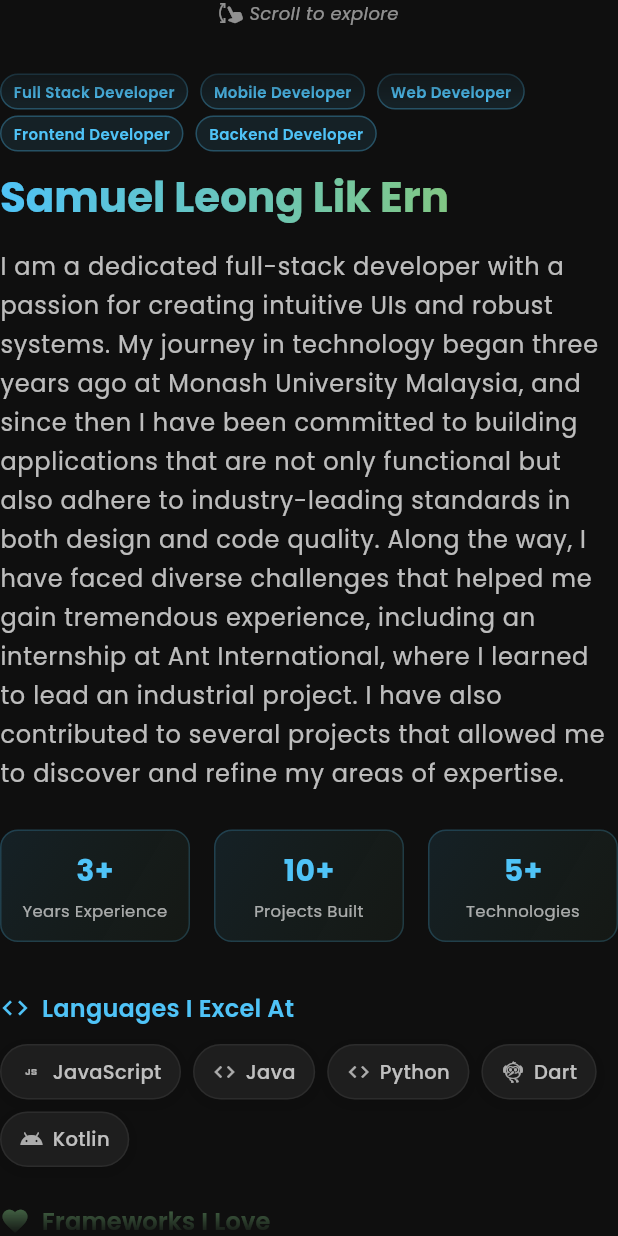
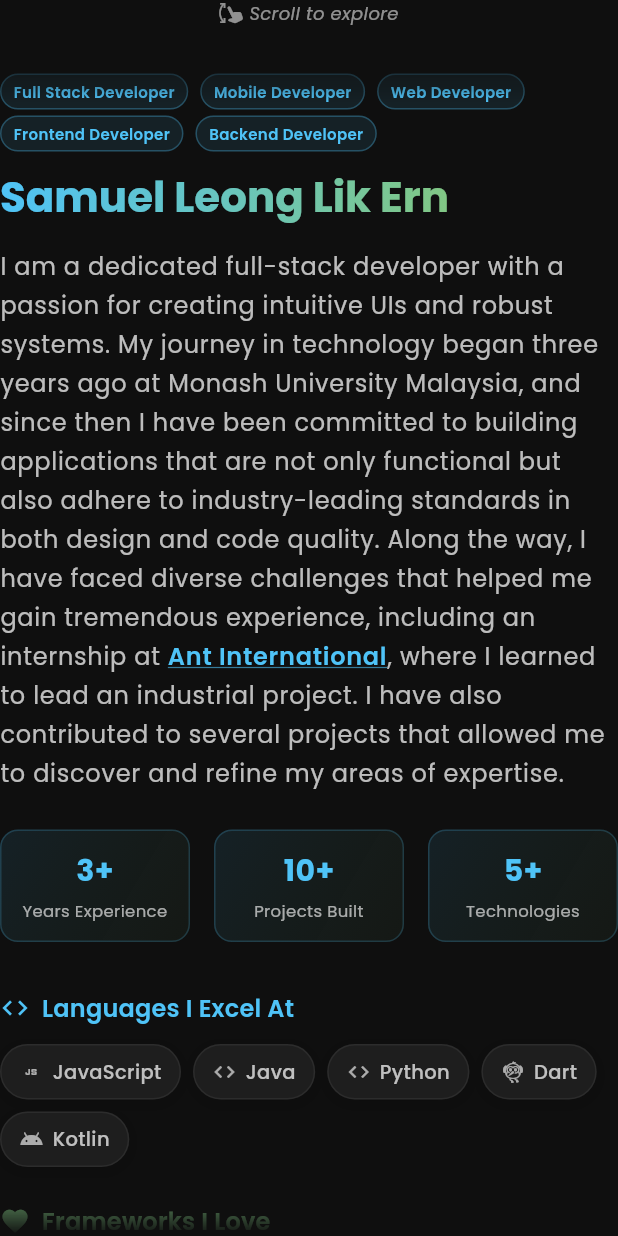
Before and after one commit to LiERN04/my_portfolio, a Flutter app: the AboutMeTab widget shown alone on an empty page, opened directly, on a phone screen of 412 x 824 dp. Run offline on Flutter 3.47's test engine with Material 3 defaults, Android fonts, the phone set to English and light mode, and no system bars; our stand-ins replace flutter_animate, flutter_riverpod, flutter_svg, go_router, google_fonts, responsive_framework; missing offline and left inert: dart:html.

Commit message:
added link to ant int

```diff
--- a/lib/widgets/components/clickable_description_text.dart
+++ b/lib/widgets/components/clickable_description_text.dart
@@ -3,6 +3,8 @@ import 'package:flutter/gestures.dart';
 import 'package:go_router/go_router.dart';
 import 'package:portfolio/data/project_data.dart';
 import 'package:portfolio/data/constants/project_titles.dart';
+import 'package:portfolio/data/personal_data.dart';
+import 'package:portfolio/screens/experience_detail_screen.dart';
 
 class ClickableDescriptionText extends StatelessWidget {
   final String description;
@@ -18,6 +20,83 @@ class ClickableDescriptionText extends StatelessWidget {
   Widget build(BuildContext context) {
     final colorScheme = Theme.of(context).colorScheme;
 
+    // Check for clickable patterns
+    final hasNutriCoach = description.contains('(NutriCoach)');
+    final hasAntInternational = description.contains('Ant International');
+
+    // If no clickable content, return normal text
+    if (!hasNutriCoach && !hasAntInternational) {
+      return Text(description, style: textStyle);
+    }
+
+    // Build rich text with clickable elements
+    return _buildClickableRichText(context, colorScheme);
+  }
+
+  Widget _buildClickableRichText(
+    BuildContext context,
+    ColorScheme colorScheme,
+  ) {
+    List<TextSpan> spans = [];
+    String remainingText = description;
+
+    while (remainingText.isNotEmpty) {
+      int nutriCoachIndex = remainingText.indexOf('(NutriCoach)');
+      int antInternationalIndex = remainingText.indexOf('Ant International');
+
+      // Find which pattern comes first
+      int nextPatternIndex = -1;
+      String? pattern;
+
+      if (nutriCoachIndex != -1 &&
+          (antInternationalIndex == -1 ||
+              nutriCoachIndex < antInternationalIndex)) {
+        nextPatternIndex = nutriCoachIndex;
+        pattern = '(NutriCoach)';
+      } else if (antInternationalIndex != -1) {
+        nextPatternIndex = antInternationalIndex;
+        pattern = 'Ant International';
+      }
+
+      if (nextPatternIndex == -1) {
+        // No more patterns, add remaining text
+        spans.add(TextSpan(text: remainingText, style: textStyle));
+        break;
+      }
+
+      // Add text before the pattern
+      if (nextPatternIndex > 0) {
+        String beforeText = remainingText.substring(0, nextPatternIndex);
+        if (pattern == '(NutriCoach)') {
+          spans.add(TextSpan(text: beforeText + '(', style: textStyle));
+        } else {
+          spans.add(TextSpan(text: beforeText, style: textStyle));
+        }
+      } else if (pattern == '(NutriCoach)') {
+        spans.add(TextSpan(text: '(', style: textStyle));
+      }
+
+      // Add the clickable pattern
+      if (pattern == '(NutriCoach)') {
+        spans.add(_buildNutriCoachSpan(context, colorScheme));
+        remainingText = remainingText.substring(
+          nextPatternIndex + pattern!.length,
+        );
+        spans.add(TextSpan(text: ')', style: textStyle));
+      } else if (pattern == 'Ant International') {
+        spans.add(_buildAntInternationalSpan(context, colorScheme));
+        remainingText = remainingText.substring(
+          nextPatternIndex + pattern!.length,
+        );
+      }
+    }
+
+    return RichText(
+      text: TextSpan(style: textStyle, children: spans),
+    );
+  }
+
+  TextSpan _buildNutriCoachSpan(BuildContext context, ColorScheme colorScheme) {
     // Find NutriCoach project index
     final allProjects = ProjectData.categories
         .expand((category) => category.projects)
@@ -26,20 +105,7 @@ class ClickableDescriptionText extends StatelessWidget {
       (project) => project.title == ProjectTitles.nutricoachHealthApp,
     );
 
-    // Split text to make NutriCoach clickable
-    final parts = description.split('(NutriCoach)');
-
-    if (parts.length != 2 || nutricoachIndex == -1) {
-      // If NutriCoach not found, return normal text
-      return Text(description, style: textStyle);
-    }
-
-    return RichText(
-      text: TextSpan(
-        style: textStyle,
-        children: [
-          TextSpan(text: parts[0] + '('),
-          TextSpan(
+    return TextSpan(
       text: 'NutriCoach',
       style: (textStyle ?? const TextStyle()).copyWith(
         color: colorScheme.primary,
@@ -49,12 +115,54 @@ class ClickableDescriptionText extends StatelessWidget {
       ),
       recognizer: TapGestureRecognizer()
         ..onTap = () {
+          if (nutricoachIndex != -1) {
             context.push('/project/$nutricoachIndex');
+          }
         },
+    );
+  }
+
+  TextSpan _buildAntInternationalSpan(
+    BuildContext context,
+    ColorScheme colorScheme,
+  ) {
+    return TextSpan(
+      text: 'Ant International',
+      style: (textStyle ?? const TextStyle()).copyWith(
+        color: colorScheme.primary,
+        fontWeight: FontWeight.w600,
+        decoration: TextDecoration.underline,
+        decorationColor: colorScheme.primary.withValues(alpha: 0.6),
       ),
-          TextSpan(text: ')' + parts[1]),
-        ],
+      recognizer: TapGestureRecognizer()
+        ..onTap = () {
+          _navigateToAntExperience(context);
+        },
+    );
+  }
+
+  void _navigateToAntExperience(BuildContext context) {
+    try {
+      // Find Ant International experience
+      final antExperience = PersonalData.experiences.firstWhere(
+        (exp) => exp.company == 'Ant International',
+      );
+
+      // Navigate to experience detail screen
+      Navigator.of(context).push(
+        MaterialPageRoute(
+          builder: (context) =>
+              ExperienceDetailScreen(experience: antExperience),
+        ),
+      );
+    } catch (e) {
+      // Fallback: Show snackbar if experience not found
+      ScaffoldMessenger.of(context).showSnackBar(
+        const SnackBar(
+          content: Text('Ant International experience details coming soon!'),
+          duration: Duration(seconds: 2),
         ),
       );
     }
   }
+}
--- a/lib/widgets/tabs/about_me_tab.dart
+++ b/lib/widgets/tabs/about_me_tab.dart
@@ -1,6 +1,7 @@
 import 'package:flutter/material.dart';
 import 'package:responsive_framework/responsive_framework.dart';
 import 'package:portfolio/data/models/about_me_model.dart';
+import '../components/clickable_description_text.dart';
 
 class AboutMeTab extends StatefulWidget {
   const AboutMeTab({super.key});
@@ -178,17 +179,15 @@ class _AboutMeTabState extends State<AboutMeTab> with TickerProviderStateMixin {
                           const SizedBox(height: 16),
                           FadeTransition(
                             opacity: _fadeAnimation,
-                            child: Text(
-                              AboutMeData.data.description,
-                              style: textTheme.bodyLarge?.copyWith(
+                            child: ClickableDescriptionText(
+                              description: AboutMeData.data.description,
+                              textStyle: textTheme.bodyLarge?.copyWith(
                                 height: 1.6,
                                 color: colorScheme.onSurface.withOpacity(0.8),
                               ),
                             ),
                           ),
-                          const SizedBox(height: 24),
-
-                          // Quick Stats Row
+                          const SizedBox(height: 24), // Quick Stats Row
                           FadeTransition(
                             opacity: _fadeAnimation,
                             child: Row(
```
Lines whose indentation alone changed are shown as unchanged.
